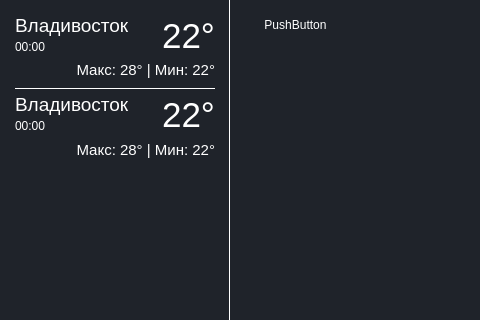
Before: the Qt Designer form weather.ui in ZaharChernenko/weather_forecast, drawn with Qt 5; both pictures show x 0 to 480 and y 0 to 320 of the 811 by 667 pixel window.
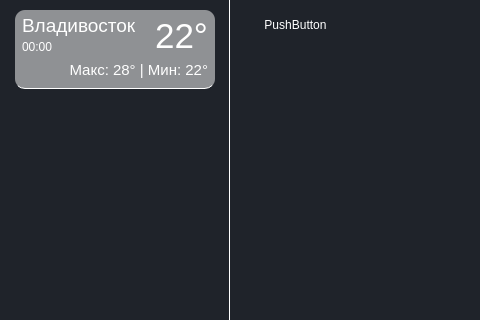
After: the same form once the commit is applied. Icons and pictures are not drawn.

Commit message: add background property for WeatherFrame.py

The edit to the form file:
```diff
--- a/weather.ui
+++ b/weather.ui
@@ -149,9 +149,10 @@
               </font>
              </property>
              <property name="styleSheet">
-              <string notr="true">
-#button_frame{
-	border-bottom: 1px solid white;
+              <string notr="true">#button_frame{
+  border-bottom: 1px solid white;
+  background-color: rgba(255, 255, 255, 0.5);
+  border-radius: 10px;
 }</string>
              </property>
              <property name="frameShape">
@@ -165,13 +166,13 @@
                <number>0</number>
               </property>
               <property name="leftMargin">
-               <number>0</number>
+               <number>7</number>
               </property>
               <property name="topMargin">
                <number>0</number>
               </property>
               <property name="rightMargin">
-               <number>0</number>
+               <number>7</number>
               </property>
               <property name="bottomMargin">
                <number>0</number>
@@ -421,354 +422,6 @@
                  </property>
                  <item>
                   <widget class="QPushButton" name="weather_btn">
-                   <property name="sizePolicy">
-                    <sizepolicy hsizetype="Expanding" vsizetype="Fixed">
-                     <horstretch>0</horstretch>
-                     <verstretch>0</verstretch>
-                    </sizepolicy>
-                   </property>
-                   <property name="minimumSize">
-                    <size>
-                     <width>0</width>
-                     <height>34</height>
-                    </size>
-                   </property>
-                   <property name="maximumSize">
-                    <size>
-                     <width>16777215</width>
-                     <height>34</height>
-                    </size>
-                   </property>
-                   <property name="font">
-                    <font>
-                     <pointsize>11</pointsize>
-                    </font>
-                   </property>
-                   <property name="cursor">
-                    <cursorShape>PointingHandCursor</cursorShape>
-                   </property>
-                   <property name="styleSheet">
-                    <string notr="true">text-align: right;</string>
-                   </property>
-                   <property name="text">
-                    <string>Макс: 28° | Мин: 22°</string>
-                   </property>
-                   <property name="icon">
-                    <iconset>
-                     <normaloff>icons/10d@2x.png</normaloff>icons/10d@2x.png</iconset>
-                   </property>
-                   <property name="iconSize">
-                    <size>
-                     <width>36</width>
-                     <height>36</height>
-                    </size>
-                   </property>
-                  </widget>
-                 </item>
-                </layout>
-               </widget>
-              </item>
-             </layout>
-            </widget>
-           </item>
-           <item>
-            <widget class="QFrame" name="button_frame_2">
-             <property name="sizePolicy">
-              <sizepolicy hsizetype="Fixed" vsizetype="Fixed">
-               <horstretch>0</horstretch>
-               <verstretch>0</verstretch>
-              </sizepolicy>
-             </property>
-             <property name="minimumSize">
-              <size>
-               <width>200</width>
-               <height>79</height>
-              </size>
-             </property>
-             <property name="maximumSize">
-              <size>
-               <width>200</width>
-               <height>79</height>
-              </size>
-             </property>
-             <property name="font">
-              <font>
-               <pointsize>14</pointsize>
-              </font>
-             </property>
-             <property name="styleSheet">
-              <string notr="true">
-#button_frame{
-	border-bottom: 1px solid white;
-}</string>
-             </property>
-             <property name="frameShape">
-              <enum>QFrame::StyledPanel</enum>
-             </property>
-             <property name="frameShadow">
-              <enum>QFrame::Raised</enum>
-             </property>
-             <layout class="QVBoxLayout" name="button_frame_vlayout_2">
-              <property name="spacing">
-               <number>0</number>
-              </property>
-              <property name="leftMargin">
-               <number>0</number>
-              </property>
-              <property name="topMargin">
-               <number>0</number>
-              </property>
-              <property name="rightMargin">
-               <number>0</number>
-              </property>
-              <property name="bottomMargin">
-               <number>0</number>
-              </property>
-              <item>
-               <widget class="QFrame" name="main_btn_frame_2">
-                <property name="frameShape">
-                 <enum>QFrame::StyledPanel</enum>
-                </property>
-                <property name="frameShadow">
-                 <enum>QFrame::Raised</enum>
-                </property>
-                <layout class="QHBoxLayout" name="main_btn_frame_hlayout_2">
-                 <property name="spacing">
-                  <number>0</number>
-                 </property>
-                 <property name="leftMargin">
-                  <number>0</number>
-                 </property>
-                 <property name="topMargin">
-                  <number>0</number>
-                 </property>
-                 <property name="rightMargin">
-                  <number>0</number>
-                 </property>
-                 <property name="bottomMargin">
-                  <number>0</number>
-                 </property>
-                 <item>
-                  <widget class="QFrame" name="city_time_frame_2">
-                   <property name="sizePolicy">
-                    <sizepolicy hsizetype="Expanding" vsizetype="Preferred">
-                     <horstretch>0</horstretch>
-                     <verstretch>0</verstretch>
-                    </sizepolicy>
-                   </property>
-                   <property name="minimumSize">
-                    <size>
-                     <width>0</width>
-                     <height>44</height>
-                    </size>
-                   </property>
-                   <property name="frameShape">
-                    <enum>QFrame::StyledPanel</enum>
-                   </property>
-                   <property name="frameShadow">
-                    <enum>QFrame::Raised</enum>
-                   </property>
-                   <layout class="QVBoxLayout" name="city_time_vlayout_2">
-                    <property name="spacing">
-                     <number>0</number>
-                    </property>
-                    <property name="leftMargin">
-                     <number>0</number>
-                    </property>
-                    <property name="topMargin">
-                     <number>0</number>
-                    </property>
-                    <property name="rightMargin">
-                     <number>0</number>
-                    </property>
-                    <property name="bottomMargin">
-                     <number>0</number>
-                    </property>
-                    <item>
-                     <widget class="QPushButton" name="city_btn_2">
-                      <property name="sizePolicy">
-                       <sizepolicy hsizetype="Expanding" vsizetype="Fixed">
-                        <horstretch>0</horstretch>
-                        <verstretch>0</verstretch>
-                       </sizepolicy>
-                      </property>
-                      <property name="minimumSize">
-                       <size>
-                        <width>146</width>
-                        <height>30</height>
-                       </size>
-                      </property>
-                      <property name="maximumSize">
-                       <size>
-                        <width>146</width>
-                        <height>30</height>
-                       </size>
-                      </property>
-                      <property name="font">
-                       <font>
-                        <pointsize>14</pointsize>
-                       </font>
-                      </property>
-                      <property name="cursor">
-                       <cursorShape>PointingHandCursor</cursorShape>
-                      </property>
-                      <property name="styleSheet">
-                       <string notr="true">text-align: left;</string>
-                      </property>
-                      <property name="text">
-                       <string>Владивосток</string>
-                      </property>
-                      <property name="autoDefault">
-                       <bool>false</bool>
-                      </property>
-                      <property name="default">
-                       <bool>false</bool>
-                      </property>
-                      <property name="flat">
-                       <bool>false</bool>
-                      </property>
-                     </widget>
-                    </item>
-                    <item>
-                     <widget class="QFrame" name="time_frame_2">
-                      <property name="minimumSize">
-                       <size>
-                        <width>0</width>
-                        <height>14</height>
-                       </size>
-                      </property>
-                      <property name="frameShape">
-                       <enum>QFrame::StyledPanel</enum>
-                      </property>
-                      <property name="frameShadow">
-                       <enum>QFrame::Raised</enum>
-                      </property>
-                      <layout class="QHBoxLayout" name="time_hlayout_2">
-                       <property name="spacing">
-                        <number>0</number>
-                       </property>
-                       <property name="leftMargin">
-                        <number>0</number>
-                       </property>
-                       <property name="topMargin">
-                        <number>0</number>
-                       </property>
-                       <property name="rightMargin">
-                        <number>0</number>
-                       </property>
-                       <property name="bottomMargin">
-                        <number>0</number>
-                       </property>
-                       <item>
-                        <widget class="QPushButton" name="time_btn_2">
-                         <property name="sizePolicy">
-                          <sizepolicy hsizetype="Expanding" vsizetype="Fixed">
-                           <horstretch>0</horstretch>
-                           <verstretch>0</verstretch>
-                          </sizepolicy>
-                         </property>
-                         <property name="minimumSize">
-                          <size>
-                           <width>0</width>
-                           <height>14</height>
-                          </size>
-                         </property>
-                         <property name="maximumSize">
-                          <size>
-                           <width>16777215</width>
-                           <height>14</height>
-                          </size>
-                         </property>
-                         <property name="font">
-                          <font>
-                           <pointsize>9</pointsize>
-                          </font>
-                         </property>
-                         <property name="cursor">
-                          <cursorShape>PointingHandCursor</cursorShape>
-                         </property>
-                         <property name="styleSheet">
-                          <string notr="true">text-align: left;</string>
-                         </property>
-                         <property name="text">
-                          <string>00:00</string>
-                         </property>
-                        </widget>
-                       </item>
-                      </layout>
-                     </widget>
-                    </item>
-                   </layout>
-                  </widget>
-                 </item>
-                 <item alignment="Qt::AlignRight">
-                  <widget class="QPushButton" name="temp_btn_2">
-                   <property name="minimumSize">
-                    <size>
-                     <width>0</width>
-                     <height>51</height>
-                    </size>
-                   </property>
-                   <property name="maximumSize">
-                    <size>
-                     <width>16777215</width>
-                     <height>51</height>
-                    </size>
-                   </property>
-                   <property name="font">
-                    <font>
-                     <pointsize>26</pointsize>
-                    </font>
-                   </property>
-                   <property name="cursor">
-                    <cursorShape>PointingHandCursor</cursorShape>
-                   </property>
-                   <property name="text">
-                    <string>22°</string>
-                   </property>
-                  </widget>
-                 </item>
-                </layout>
-               </widget>
-              </item>
-              <item>
-               <widget class="QFrame" name="weather_frame_2">
-                <property name="minimumSize">
-                 <size>
-                  <width>0</width>
-                  <height>36</height>
-                 </size>
-                </property>
-                <property name="maximumSize">
-                 <size>
-                  <width>16777215</width>
-                  <height>36</height>
-                 </size>
-                </property>
-                <property name="frameShape">
-                 <enum>QFrame::StyledPanel</enum>
-                </property>
-                <property name="frameShadow">
-                 <enum>QFrame::Raised</enum>
-                </property>
-                <layout class="QHBoxLayout" name="weather_hlayout_2">
-                 <property name="spacing">
-                  <number>0</number>
-                 </property>
-                 <property name="leftMargin">
-                  <number>0</number>
-                 </property>
-                 <property name="topMargin">
-                  <number>0</number>
-                 </property>
-                 <property name="rightMargin">
-                  <number>0</number>
-                 </property>
-                 <property name="bottomMargin">
-                  <number>0</number>
-                 </property>
-                 <item>
-                  <widget class="QPushButton" name="weather_btn_2">
                    <property name="sizePolicy">
                     <sizepolicy hsizetype="Expanding" vsizetype="Fixed">
                      <horstretch>0</horstretch>
```
The commit also changes 2 other files.
